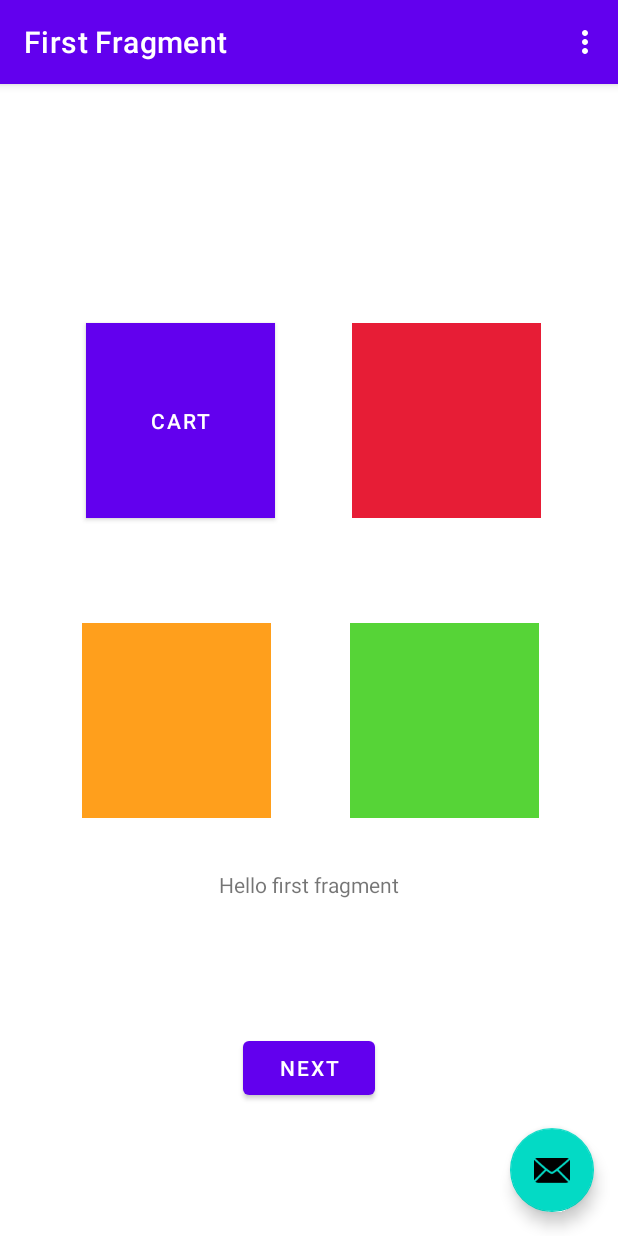
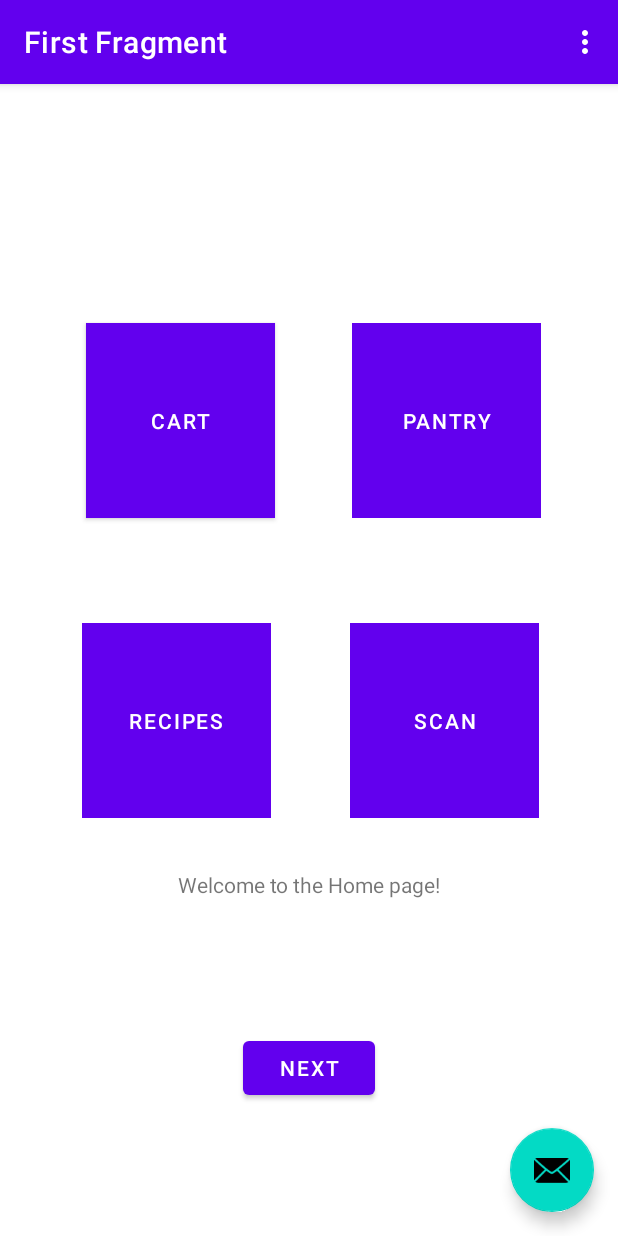
Before and after one commit to regino-pan-a-i/Eat_app, an Android app: the screen it shows after launch (MainActivity), on a phone screen of 412 x 824 dp. Run offline under Robolectric (Android 15) with nearby library versions, the phone set to English and light mode, and no system bars; our stand-ins replace navigation-ui.

Commit message:
added buttons under RelativeLayouts

```diff
--- a/app/src/main/res/layout/fragment_first.xml
+++ b/app/src/main/res/layout/fragment_first.xml
@@ -48,13 +48,18 @@
         android:layout_height="130dp"
         android:layout_alignParentStart="true"
         android:layout_alignParentTop="true"
-        android:background="@color/red"
-        android:text="@string/button_pantry_text"
         app:layout_constraintBottom_toBottomOf="parent"
         app:layout_constraintEnd_toEndOf="parent"
         app:layout_constraintStart_toEndOf="@+id/button_cart"
         app:layout_constraintTop_toTopOf="parent"
-        app:layout_constraintVertical_bias="0.25" />
+        app:layout_constraintVertical_bias="0.25" >
+        <Button
+            android:layout_width="match_parent"
+            android:layout_height="match_parent"
+            android:background="@color/red"
+            android:text="@string/button_pantry_text">
+        </Button>
+    </RelativeLayout>
 
     <RelativeLayout
         android:id="@+id/button_recipes"
@@ -62,13 +67,19 @@
         android:layout_height="130dp"
         android:layout_alignParentStart="true"
         android:layout_alignParentTop="true"
-        android:background="@color/orange"
         app:layout_constraintBottom_toBottomOf="parent"
         app:layout_constraintEnd_toEndOf="parent"
         app:layout_constraintHorizontal_bias="0.19"
         app:layout_constraintStart_toStartOf="parent"
         app:layout_constraintTop_toBottomOf="@+id/button_cart"
-        app:layout_constraintVertical_bias="0.19999999" />
+        app:layout_constraintVertical_bias="0.19999999" >
+        <Button
+        android:layout_width="match_parent"
+        android:layout_height="match_parent"
+        android:background="@color/orange"
+        android:text="@string/button_recipes_text">
+        </Button>
+    </RelativeLayout>
 
     <RelativeLayout
         android:id="@+id/filled_butt"
@@ -76,11 +87,17 @@
         android:layout_height="130dp"
         android:layout_alignParentStart="true"
         android:layout_alignParentTop="true"
-        android:background="@color/electric_green"
         app:layout_constraintBottom_toBottomOf="parent"
         app:layout_constraintEnd_toEndOf="parent"
         app:layout_constraintStart_toEndOf="@+id/button_recipes"
         app:layout_constraintTop_toBottomOf="@+id/button_pantry"
-        app:layout_constraintVertical_bias="0.19999999" />
+        app:layout_constraintVertical_bias="0.19999999" >
+        <Button
+            android:layout_width="match_parent"
+            android:layout_height="match_parent"
+            android:background="@color/electric_green"
+            android:text="@string/button_scan_text">
+        </Button>
+    </RelativeLayout>
 
 </androidx.constraintlayout.widget.ConstraintLayout>
--- a/app/src/main/res/values/strings.xml
+++ b/app/src/main/res/values/strings.xml
@@ -7,11 +7,11 @@
     <string name="next">Next</string>
     <string name="previous">Previous</string>
 
-    <string name="hello_first_fragment">Hello first fragment</string>
+    <string name="hello_first_fragment">Welcome to the Home page!</string>
     <string name="hello_second_fragment">Hello second fragment. Arg: %1$s</string>
 
     <string name="button_pantry_text">Pantry</string>
     <string name="button_cart_text">Cart</string>
     <string name="button_recipes_text">Recipes</string>
-    <string name="button_barcode_text">Barcode</string>
+    <string name="button_scan_text">Scan</string>
 </resources>
```
